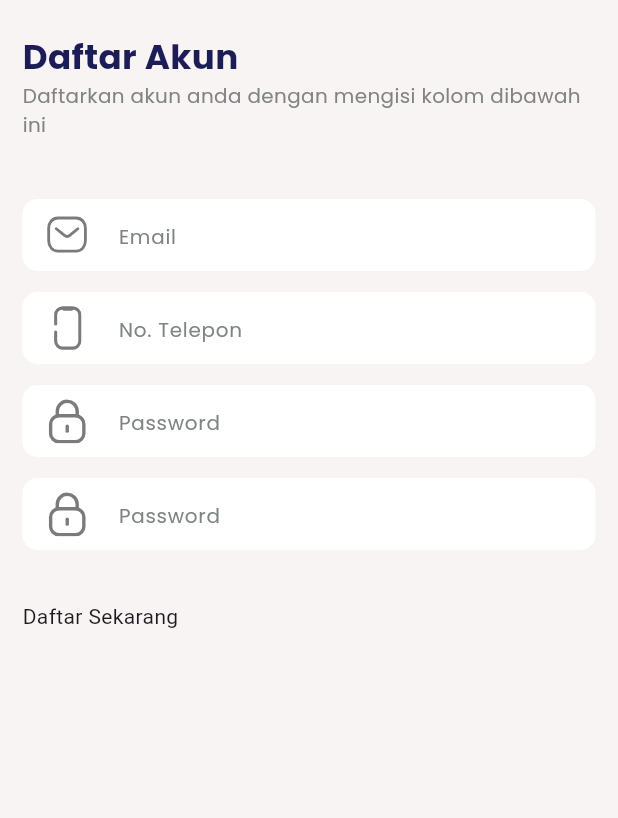
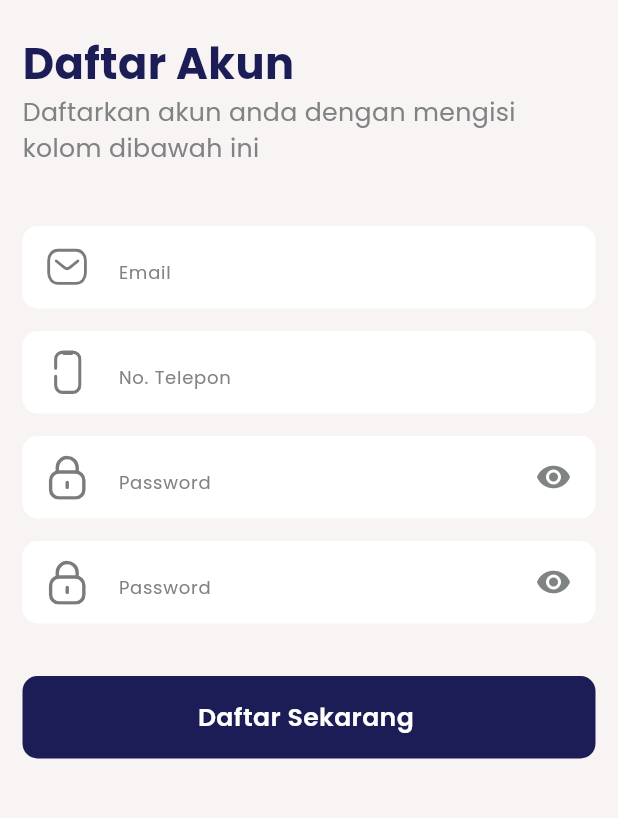
Before and after one commit to SyahranFD/govbill, a Flutter app: the screen it shows after launch, on a phone screen of 412 x 824 dp, the part 116-934 px from its top. Run offline on Flutter 3.47's test engine with Material 3 defaults, Android fonts, the phone set to English and light mode, and no system bars; our stand-ins replace flutter_svg, get, google_fonts.

Commit message:
[A] add button register

```diff
--- a/lib/app/pages/register_page/register_page_view.dart
+++ b/lib/app/pages/register_page/register_page_view.dart
@@ -55,18 +55,41 @@ class RegisterPageView extends StatelessWidget {
                 hintText: "Password",
                 iconPrefix: SvgPicture.asset("assets/icons/icLock.svg"),
                 isObsecure: false,
+                  iconSuffix: IconButton(
+                    onPressed: () {},
+                    icon: Icon(
+                      Icons.visibility,
+                      color: darkGrey,
+                    ),
+                  )
               ),
               RegisterFormWidget(
                 hintText: "Password",
                 iconPrefix: SvgPicture.asset("assets/icons/icLock.svg"),
                 isObsecure: false,
+                iconSuffix: IconButton(
+                  onPressed: () {},
+                  icon: Icon(
+                    Icons.visibility,
+                    color: darkGrey,
+                  ),
+                ),
               ),
               SizedBox(
                 height: 20,
               ),
               GestureDetector(
                 child: Container(
-                  child: Text("Daftar Sekarang "),
+                  width: double.infinity,
+                  height: 55,
+                  alignment: Alignment.center,
+                  decoration: BoxDecoration(
+                      color: secondaryColor,
+                      borderRadius: BorderRadius.circular(10)),
+                  child: Text(
+                    "Daftar Sekarang ",
+                    style: tsBodyMediumSemiboldWhite,
+                  ),
                 ),
               )
             ],
--- a/lib/app/pages/register_page/widget/register_form_widget.dart
+++ b/lib/app/pages/register_page/widget/register_form_widget.dart
@@ -19,27 +19,33 @@ class RegisterFormWidget extends StatelessWidget {
   @override
   Widget build(BuildContext context) {
     return Container(
-      height: 50,
-      margin: EdgeInsets.only(bottom: 12),
+      margin: EdgeInsets.only(bottom: 15),
       child: TextFormField(
         decoration: InputDecoration(
+            constraints: BoxConstraints(maxHeight: 55),
             prefixIconConstraints: BoxConstraints(
               minWidth: 60,
               minHeight: 30,
             ),
-            contentPadding: EdgeInsets.symmetric(horizontal: 15, vertical: 10),
+            contentPadding: EdgeInsets.symmetric(horizontal: 15, vertical: 20),
             prefixIcon: Container(
                 height: 20,
                 width: 20,
                 margin: EdgeInsets.only(left: 15, right: 15),
                 child: iconPrefix),
+            suffixIcon: Container(
+              height: 20,
+              width: 20,
+              margin: EdgeInsets.only(right: 15),
+              child: iconSuffix,
+            ),
             fillColor: primaryColor,
             filled: true,
             hintText: hintText,
             border: OutlineInputBorder(
                 borderSide: BorderSide.none,
                 borderRadius: BorderRadius.circular(10)),
-            hintStyle: tsBodyMediumRegularDarkGrey),
+            hintStyle: tsLabelRegularDarkGrey),
       ),
     );
   }
--- a/lib/common/helper/themes.dart
+++ b/lib/common/helper/themes.dart
@@ -28,7 +28,7 @@ const Color categoryPDAM = Color(0xFF4CABDB);
 //FONT STYLES INITIAL
 
 figmaFontsize(int fontSize) {
-  return fontSize * 0.95;
+  return fontSize * 1.2;
 }
 
 TextStyle tsHeadlineSmallBoldDarkBlue = GoogleFonts.poppins(
```
